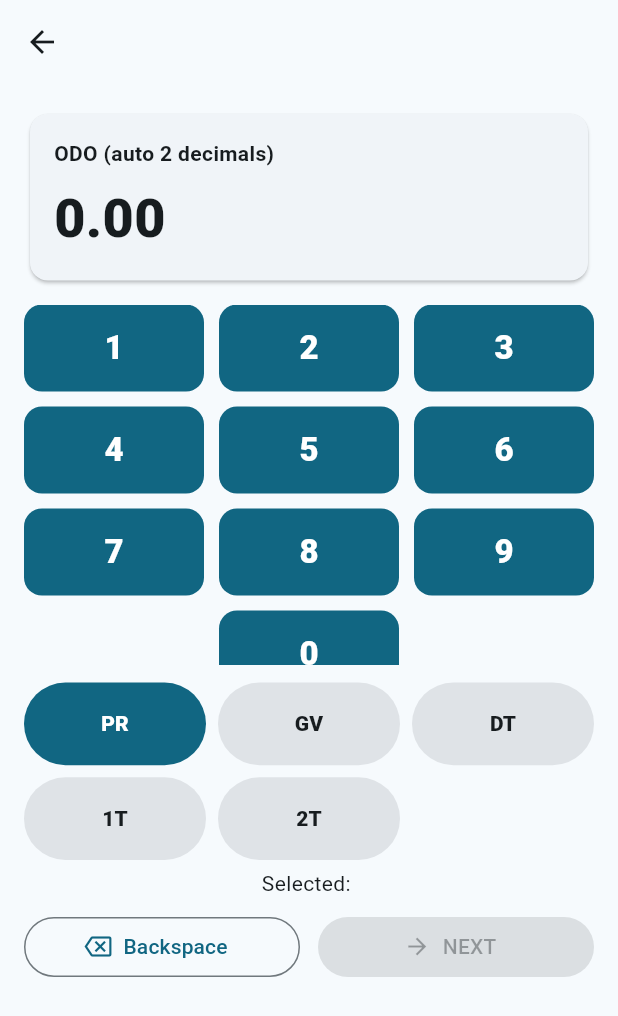
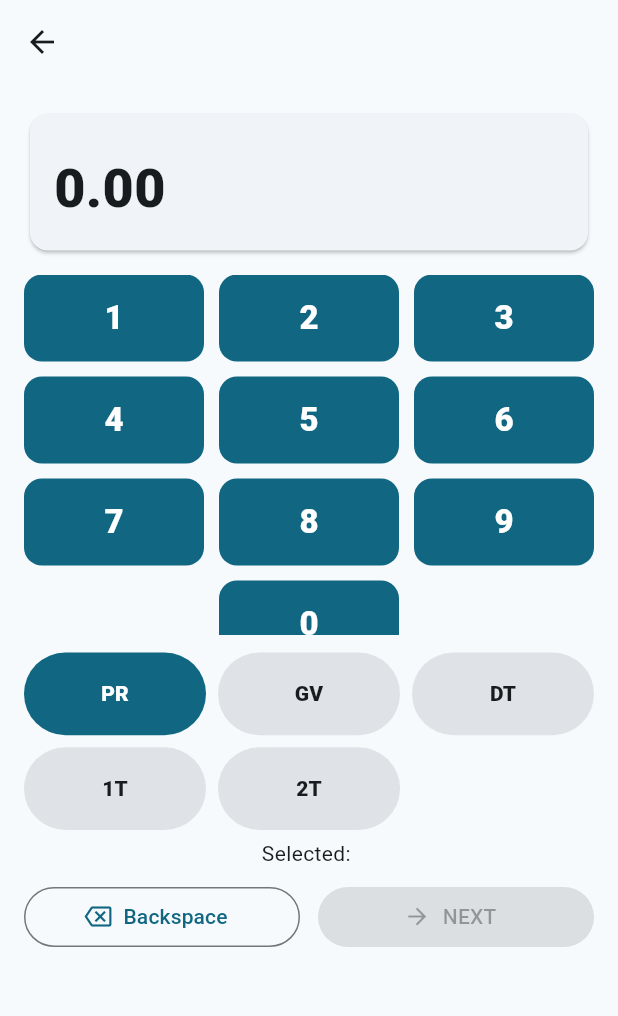
Before and after one commit to JimGLDS/RC03, a Flutter app: the Screen1 screen opened directly with empty values, on a phone screen of 412 x 824 dp. Shown: the top 1016 px of the screen. Run offline on Flutter 3.47's test engine with Material 3 defaults, Android fonts, the phone set to English and light mode, and no system bars; our stand-ins replace pdf, shared_preferences; missing offline and left inert: dart:html; accounts and stored records are empty.

Commit message:
Screen1: remove redundant ODO label

```diff
--- a/lib/screens/wizard/screen1.dart
+++ b/lib/screens/wizard/screen1.dart
@@ -100,7 +100,6 @@ class _Screen1State extends State<Screen1> {
                       child: Column(
                         crossAxisAlignment: CrossAxisAlignment.start,
                         children: [
-                          const Text('ODO (auto 2 decimals)', style: TextStyle(fontWeight: FontWeight.w700)),
                           const SizedBox(height: 8),
                           Text(formatHundredths(odoHundredths),
                               style: const TextStyle(fontSize: 36, fontWeight: FontWeight.w800)),
```
